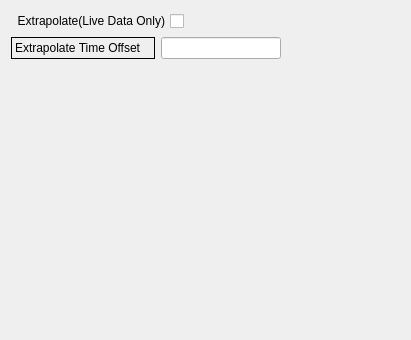
whatudone/plotxy, file Extrapolation.ui: the form before one commit.
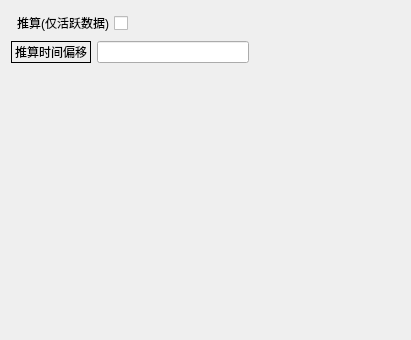
The form after the commit.

What changed in the file:
```diff
--- a/Extrapolation.ui
+++ b/Extrapolation.ui
@@ -22,7 +22,7 @@
         <enum>Qt::RightToLeft</enum>
        </property>
        <property name="text">
-        <string>Extrapolate(Live Data Only)</string>
+        <string>推算(仅活跃数据)</string>
        </property>
       </widget>
      </item>
@@ -49,7 +49,7 @@
         <enum>QFrame::Box</enum>
        </property>
        <property name="text">
-        <string>Extrapolate Time Offset   </string>
+        <string>推算时间偏移</string>
        </property>
       </widget>
      </item>
```
